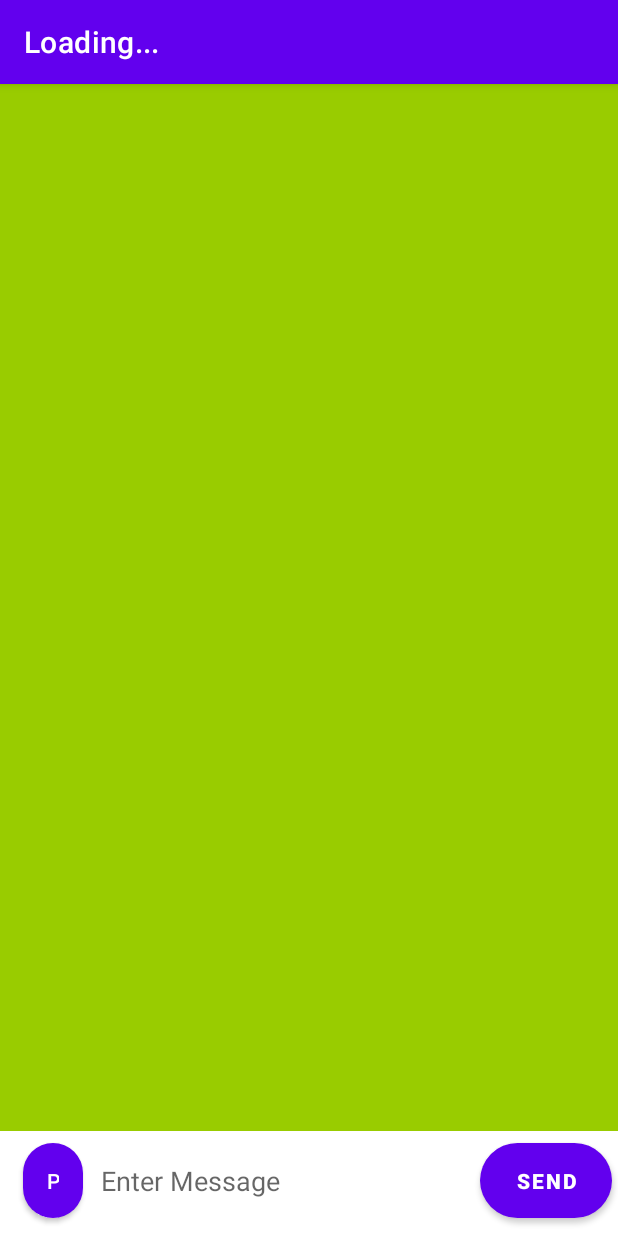
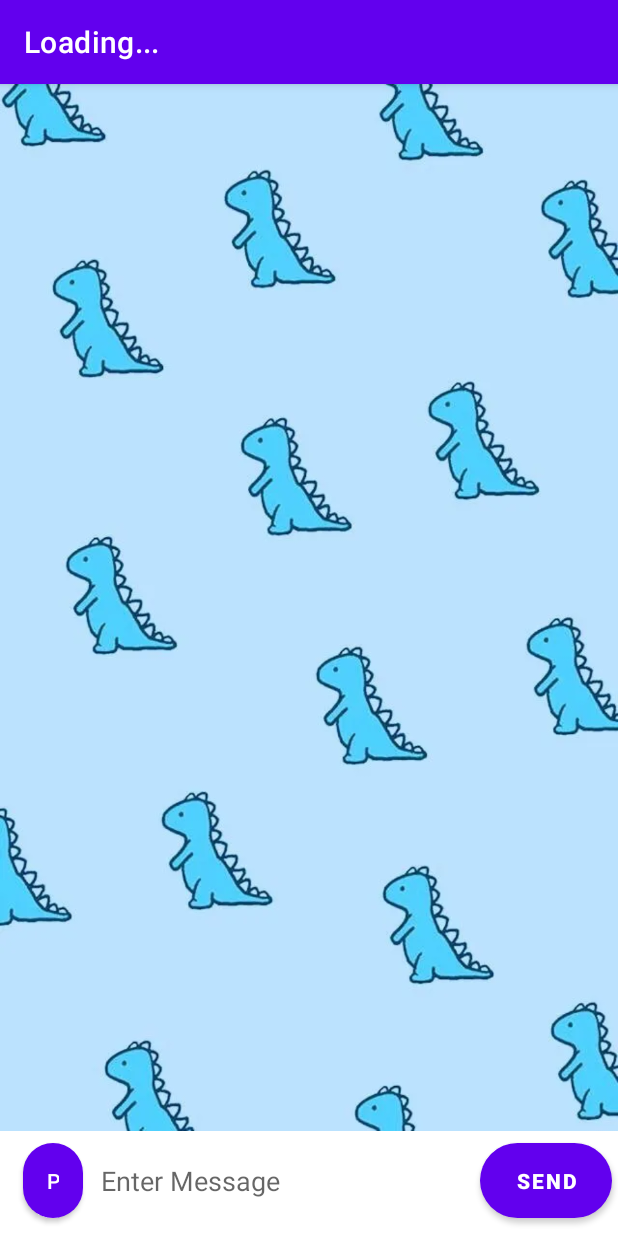
Before and after one commit to Neccichi/HelpMe, an Android app: the ChatLogActivity screen opened directly, with no data from a screen before it, on a phone screen of 412 x 824 dp. Run offline under Robolectric (Android 15) with nearby library versions, the phone set to English and light mode, and no system bars; our stand-ins replace Firebase (no records; nobody signed in at launch, a user with empty details on screens opened directly).

Commit message:
New chat background

```diff
--- a/app/src/main/res/layout/activity_chat_log.xml
+++ b/app/src/main/res/layout/activity_chat_log.xml
@@ -13,7 +13,7 @@
       android:layout_width="0dp"
       android:layout_height="0dp"
       android:layout_marginBottom="8dp"
-      android:background="@android:color/holo_green_light"
+      android:background="@drawable/background_dino"
       app:layoutManager="androidx.recyclerview.widget.LinearLayoutManager"
       app:layout_constraintBottom_toTopOf="@+id/edittext_chat_log"
       app:layout_constraintEnd_toEndOf="parent"
```
Also changed, not shown: app/src/main/res/drawable/background_dino.webp (added).
